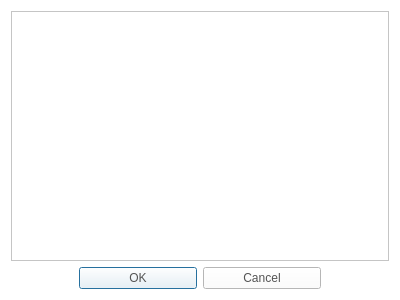
Before: the Qt Designer form CaX/dialog/groupplaydialog.ui in fsest4u/CaX_03, drawn with Qt 5.
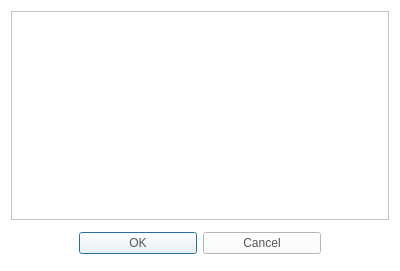
After: the same form once the commit is applied. Icons and pictures are not drawn.

The edit to the form file:
```diff
--- a/CaX/dialog/groupplaydialog.ui
+++ b/CaX/dialog/groupplaydialog.ui
@@ -7,7 +7,7 @@
     <x>0</x>
     <y>0</y>
     <width>400</width>
-    <height>300</height>
+    <height>271</height>
    </rect>
   </property>
   <property name="windowTitle">
@@ -42,6 +42,12 @@
    </item>
    <item row="1" column="0">
     <widget class="QDialogButtonBox" name="buttonBox">
+     <property name="minimumSize">
+      <size>
+       <width>0</width>
+       <height>34</height>
+      </size>
+     </property>
      <property name="styleSheet">
       <string notr="true">QPushButton
 {
```
